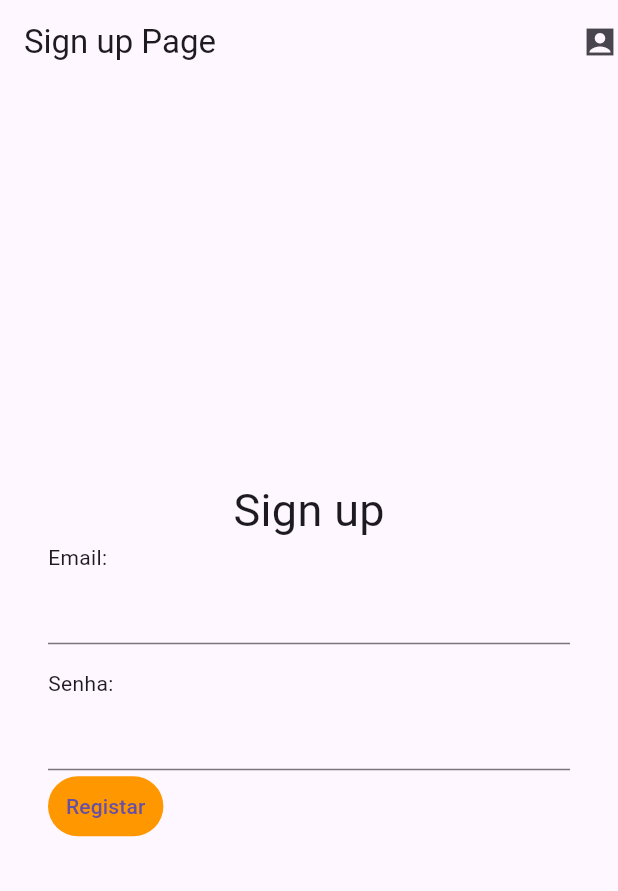
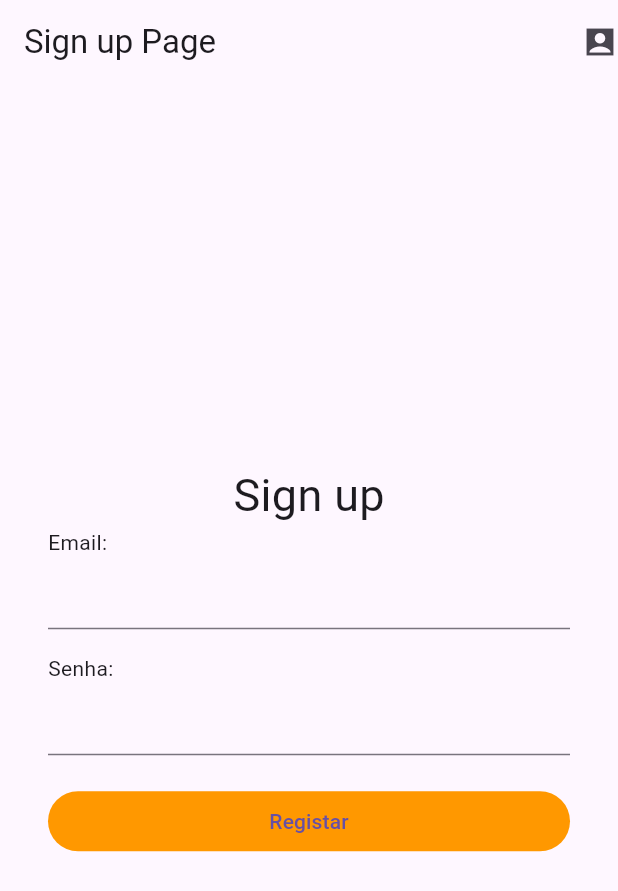
Before and after one commit to MauricioSts/APP-firebase, a Flutter app: the screen it shows after launch, after a tap on "Registre-se", on a phone screen of 412 x 824 dp. Shown: the top 891 px of the screen. Run offline on Flutter 3.47's test engine with Material 3 defaults, Android fonts, the phone set to English and light mode, and no system bars; our stand-ins replace firebase_auth, firebase_core; missing offline and left inert: dart:ffi; accounts and stored records are empty; network calls fail.

Commit message:
melhorando a experiencia do usuario

```diff
--- a/lib/Home.dart
+++ b/lib/Home.dart
@@ -9,10 +9,10 @@ class Home extends StatefulWidget {
   State<Home> createState() => _HomeState();
 }
 
+class _HomeState extends State<Home> {
   TextEditingController email = TextEditingController();
   TextEditingController password = TextEditingController();
-
-class _HomeState extends State<Home> {
+  bool loader = false;
   @override
   Widget build(BuildContext context) {
     return Scaffold(
@@ -36,18 +36,35 @@ class _HomeState extends State<Home> {
                 SizedBox(height: 16),
                 Text("Senha:"),
                 TextField(controller: password),
-                TextButton(
-                  onPressed: () {
-                    AuthServices.handleSignIn(
+                SizedBox(height: 20),
+                SizedBox(
+                  width: double.infinity,
+                  child:
+                      loader
+                          ? Center(
+                            child: CircularProgressIndicator(
+                              color: Colors.orange,
+                            ),
+                          )
+                          : TextButton(
+                            onPressed: () async {
+                              setState(() {
+                                loader = true;
+                              });
+                              await AuthServices.handleSignIn(
                                 email.text.toString(),
                                 password.text.toString(),
                                 context,
                               );
+                              setState(() {
+                                loader = false;
+                              });
                             },
                             style: TextButton.styleFrom(
                               backgroundColor: Colors.amber.shade100,
                             ),
                             child: Text("Logar"),
+                          ),
                 ),
               ],
             ),
--- a/lib/SignUp.dart
+++ b/lib/SignUp.dart
@@ -1,3 +1,5 @@
+import 'dart:ffi';
+
 import 'package:flutter/material.dart';
 import 'package:flutter_course_app/Home.dart';
 import 'package:flutter_course_app/services/AuthServices/auth_services.dart';
@@ -9,10 +11,10 @@ class Signup extends StatefulWidget {
   State<Signup> createState() => _SignupState();
 }
 
+class _SignupState extends State<Signup> {
   TextEditingController email = TextEditingController();
   TextEditingController password = TextEditingController();
-
-class _SignupState extends State<Signup> {
+  bool loader = false;
   @override
   Widget build(BuildContext context) {
     return Scaffold(
@@ -35,16 +37,35 @@ class _SignupState extends State<Signup> {
                 SizedBox(height: 16),
                 Text("Senha:"),
                 TextField(controller: password),
-                TextButton(
-                  onPressed: () {
-                    AuthServices.handleSignUp(
+                SizedBox(height: 20),
+                SizedBox(
+                  width: double.infinity,
+                  child:
+                      loader
+                          ? const Center(
+                            child: CircularProgressIndicator(
+                              color: Colors.orange,
+                            ),
+                          )
+                          : TextButton(
+                            onPressed: () async {
+                              setState(() {
+                                loader = true;
+                              });
+                              await AuthServices.handleSignUp(
                                 email.text.toString(),
                                 password.text.toString(),
                                 context,
                               );
+                              setState(() {
+                                loader = false;
+                              });
                             },
-                  style: TextButton.styleFrom(backgroundColor: Colors.orange),
+                            style: TextButton.styleFrom(
+                              backgroundColor: Colors.orange,
+                            ),
                             child: Text("Registar"),
+                          ),
                 ),
               ],
             ),
```
Also changed, not shown: lib/services/AuthServices/auth_services.dart (+5 -4 lines). Lines whose indentation alone changed are shown as unchanged.
